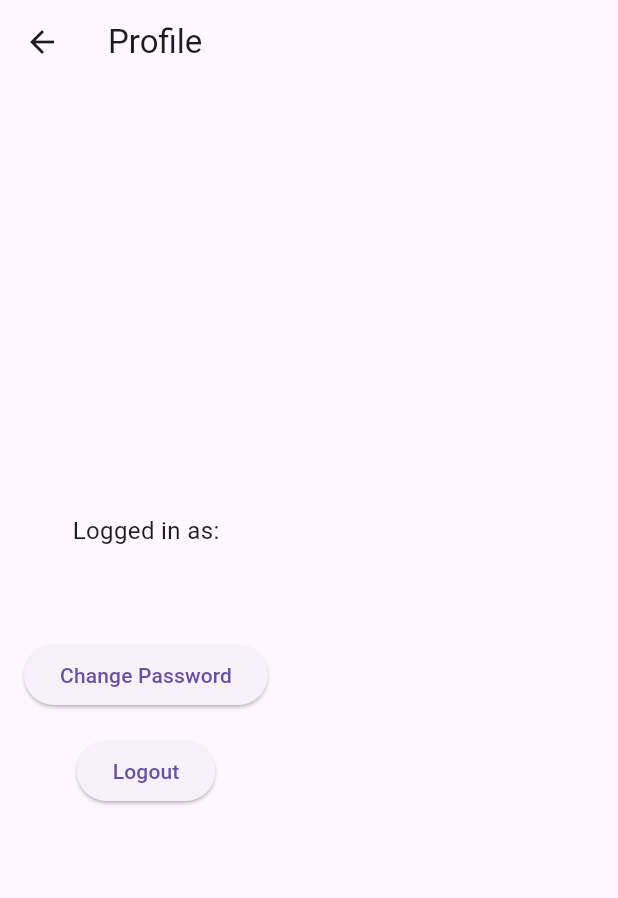
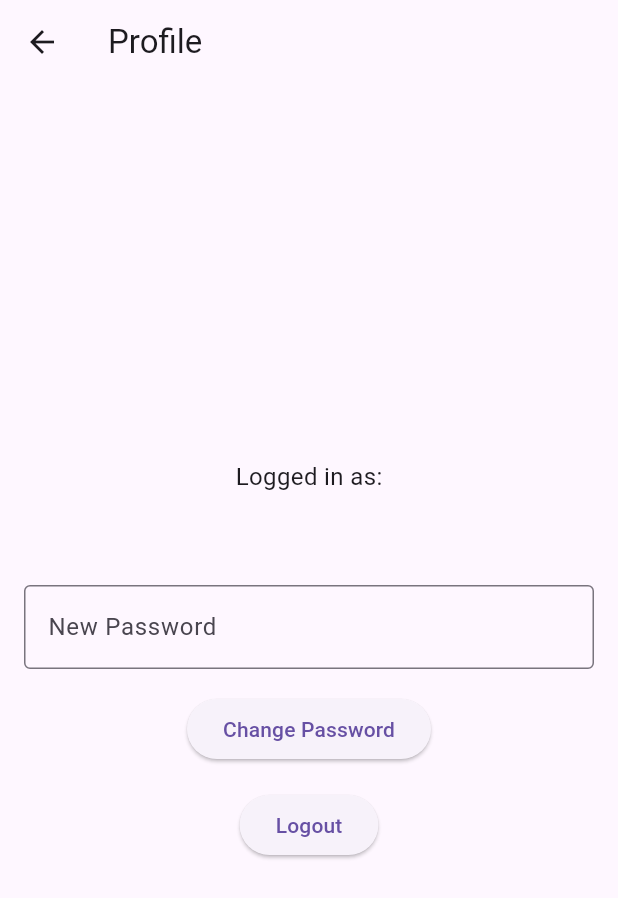
Before and after one commit to navedn/flutter_authenticator, a Flutter app: the ProfileScreen screen opened by its route, on a phone screen of 412 x 824 dp. Shown: the top 898 px of the screen. Run offline on Flutter 3.47's test engine with Material 3 defaults, Android fonts, the light colour scheme and no system bars; our stand-ins replace cloud_firestore, firebase_auth, firebase_core; accounts and stored records are empty; generated files the repository leaves out were written again.

Commit message:
Modifies profile screen to allow direct password changes

```diff
--- a/lib/profile_screen.dart
+++ b/lib/profile_screen.dart
@@ -1,19 +1,39 @@
 import 'package:flutter/material.dart';
 import 'package:firebase_auth/firebase_auth.dart';
 
-class ProfileScreen extends StatelessWidget {
+class ProfileScreen extends StatefulWidget {
+  @override
+  _ProfileScreenState createState() => _ProfileScreenState();
+}
+
+class _ProfileScreenState extends State<ProfileScreen> {
   final FirebaseAuth _auth = FirebaseAuth.instance;
+  final TextEditingController _newPasswordController = TextEditingController();
 
-  ProfileScreen({Key? key}) : super(key: key);
-
-  // Sign out function
-  Future<void> _signOut(BuildContext context) async {
-    await _auth.signOut();
-    Navigator.of(context).pushReplacementNamed(
-        '/login'); // Assumes you have a named route for the login screen
+  // Function to change password directly
+  Future<void> _changePassword(BuildContext context) async {
+    final user = _auth.currentUser;
+    if (user != null && _newPasswordController.text.isNotEmpty) {
+      try {
+        await user.updatePassword(_newPasswordController.text);
+        ScaffoldMessenger.of(context).showSnackBar(SnackBar(
+          content: Text('Password changed successfully.'),
+          backgroundColor: Colors.green,
+        ));
+      } catch (e) {
+        ScaffoldMessenger.of(context).showSnackBar(SnackBar(
+          content: Text('Error: ${e.toString()}'),
+          backgroundColor: Colors.red,
+        ));
+      }
+    } else {
+      ScaffoldMessenger.of(context).showSnackBar(SnackBar(
+        content: Text('Please enter a new password.'),
+        backgroundColor: Colors.orange,
+      ));
+    }
   }
 
-  // Password reset function
   Future<void> _changePasswordWithEmail(BuildContext context) async {
     final user = _auth.currentUser;
     if (user != null) {
@@ -30,6 +50,13 @@
     }
   }
 
+  // Sign out function
+  Future<void> _signOut(BuildContext context) async {
+    await _auth.signOut();
+    Navigator.of(context).pushReplacementNamed(
+        '/login'); // Assumes you have a named route for the login screen
+  }
+
   @override
   Widget build(BuildContext context) {
     final user = _auth.currentUser;
@@ -37,12 +64,6 @@
     return Scaffold(
       appBar: AppBar(
         title: Text('Profile'),
-        // actions: [
-        //   IconButton(
-        //     icon: Icon(Icons.logout),
-        //     onPressed: () => _signOut(context),
-        //   ),
-        // ],
       ),
       body: Padding(
         padding: const EdgeInsets.all(16.0),
@@ -60,8 +81,17 @@
                 style: TextStyle(fontSize: 20, fontWeight: FontWeight.bold),
               ),
               SizedBox(height: 24),
+              TextField(
+                controller: _newPasswordController,
+                decoration: InputDecoration(
+                  labelText: 'New Password',
+                  border: OutlineInputBorder(),
+                ),
+                obscureText: true,
+              ),
+              SizedBox(height: 16),
               ElevatedButton(
-                onPressed: () => _changePasswordWithEmail(context),
+                onPressed: () => _changePassword(context),
                 child: Text('Change Password'),
               ),
               SizedBox(height: 16),
```
